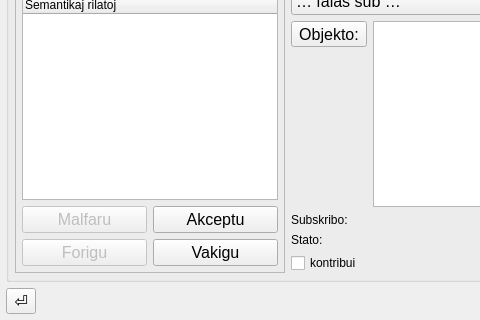
Before: the Qt Designer form tezauxro.ui in MDCremer/Gradivus, drawn with Qt 5; both pictures show x 0 to 480 and y 280 to 600 of the 800 by 600 pixel window.
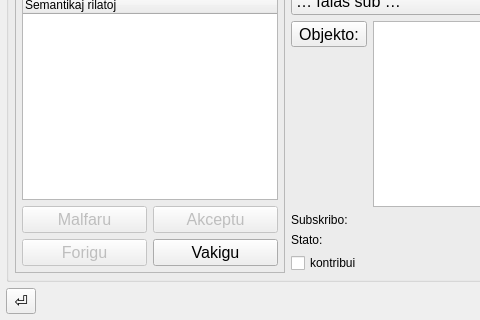
After: the same form once the commit is applied. The open tabs and pages were chosen to show the change. Icons and pictures are not drawn.

Diff of the .ui file:
```diff
--- a/tezauxro.ui
+++ b/tezauxro.ui
@@ -217,6 +217,9 @@
                </item>
                <item row="0" column="1">
                 <widget class="QPushButton" name="akceptu">
+                 <property name="enabled">
+                  <bool>false</bool>
+                 </property>
                  <property name="text">
                   <string>Akceptu</string>
                  </property>
```
